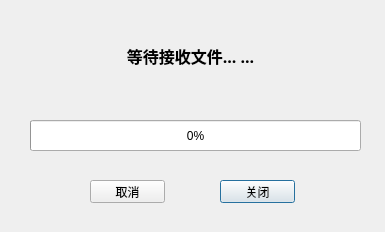
Before: the Qt Designer form tcpclient.ui in shuixn/Pathway, drawn with Qt 5.
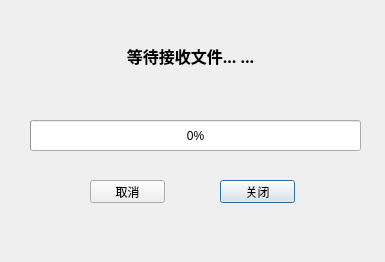
After: the same form once the commit is applied.

Patch:
```diff
--- a/tcpclient.ui
+++ b/tcpclient.ui
@@ -7,7 +7,7 @@
     <x>0</x>
     <y>0</y>
     <width>385</width>
-    <height>232</height>
+    <height>262</height>
    </rect>
   </property>
   <property name="windowTitle">
```
